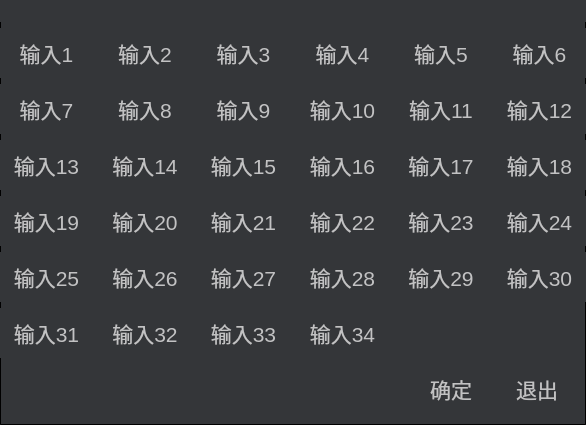
The window that dlg_generinput.ui (eeyoo/yunsheng) describes before a commit, drawn with Qt 5.
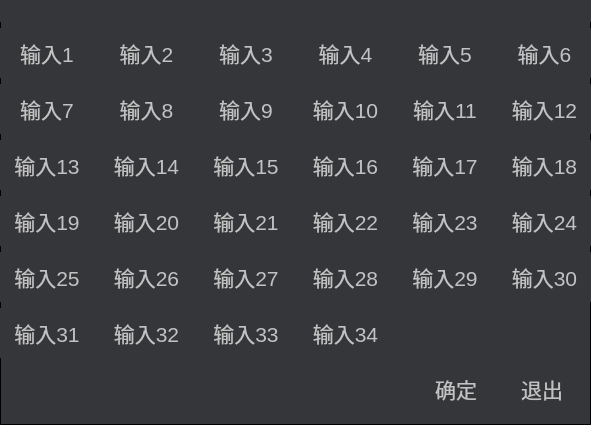
The same window after the commit. Icons and pictures are not drawn.

```diff
--- a/dlg_generinput.ui
+++ b/dlg_generinput.ui
@@ -6,7 +6,7 @@
    <rect>
     <x>0</x>
     <y>0</y>
-    <width>586</width>
+    <width>591</width>
     <height>425</height>
    </rect>
   </property>
```
